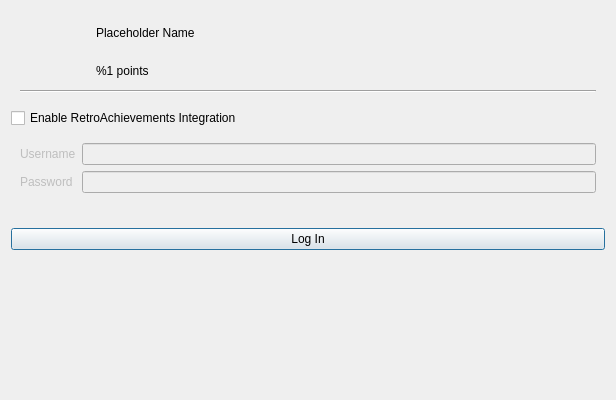
azahar-emu/azahar, file src/citra_qt/retro_achievements/dialog.ui: the form before one commit.
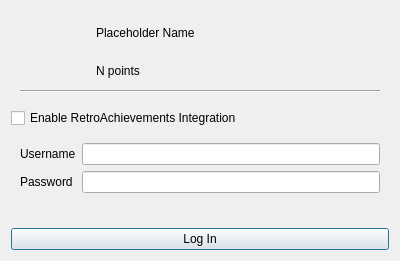
The form after the commit.

Commit message: Implement login failure message showing and proper visible/enabled behavior handling

Patch:
```diff
--- a/src/citra_qt/retro_achievements/dialog.ui
+++ b/src/citra_qt/retro_achievements/dialog.ui
@@ -6,8 +6,8 @@
    <rect>
     <x>0</x>
     <y>0</y>
-    <width>616</width>
-    <height>400</height>
+    <width>400</width>
+    <height>200</height>
    </rect>
   </property>
   <property name="windowTitle">
@@ -56,7 +56,7 @@
           <item>
            <widget class="QLabel" name="user_display_points">
             <property name="text">
-             <string>%1 points</string>
+             <string>N points</string>
             </property>
            </widget>
           </item>
@@ -68,6 +68,12 @@
             <property name="sizeType">
              <enum>QSizePolicy::Policy::Minimum</enum>
             </property>
+            <property name="sizeHint" stdset="0">
+             <size>
+              <width>0</width>
+              <height>0</height>
+             </size>
+            </property>
            </spacer>
           </item>
          </layout>
@@ -106,9 +112,6 @@
    </item>
    <item>
     <widget class="QWidget" name="authentication_credentials" native="true">
-     <property name="enabled">
-      <bool>false</bool>
-     </property>
      <layout class="QGridLayout" name="authentication_credentials_layout">
       <item row="0" column="0">
        <widget class="QLabel" name="username_label">
```
The commit also changes 5 other files.
